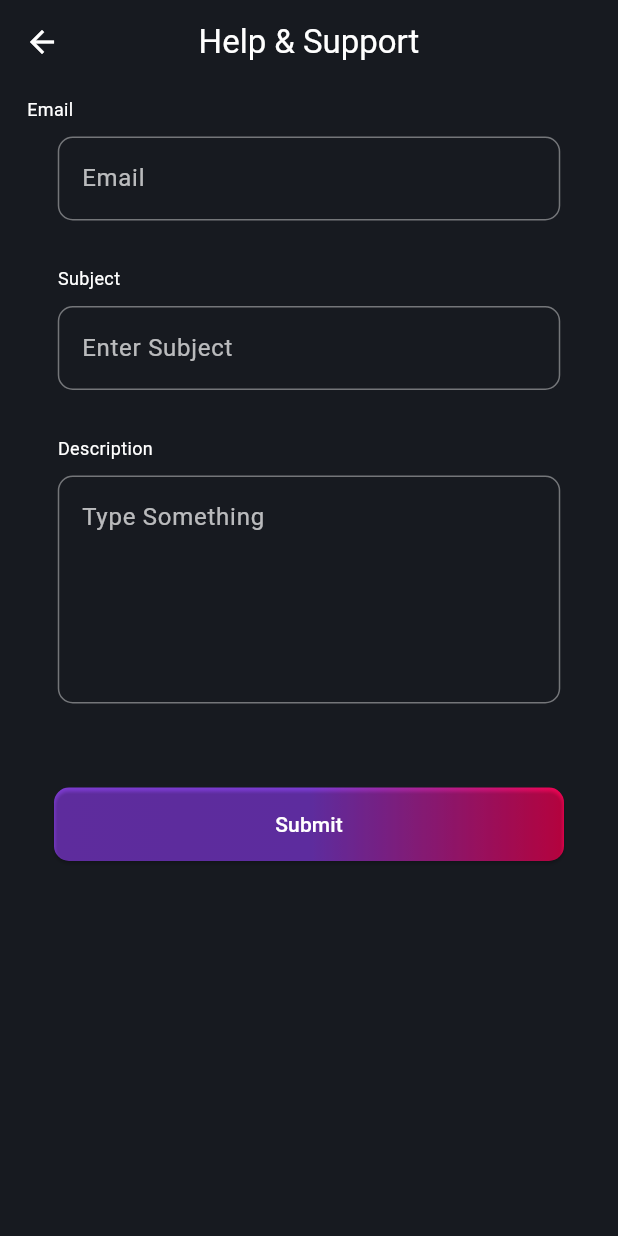
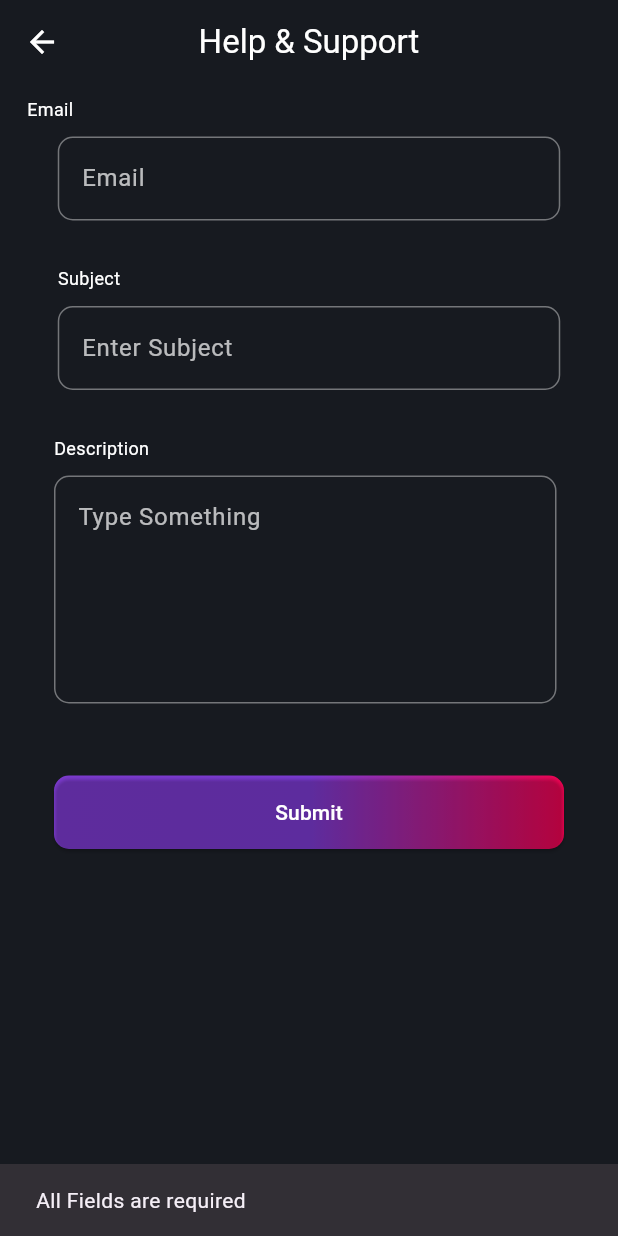
Before and after one commit to fwdAndroid/partymania_users, a Flutter app: the Help screen opened directly, after a tap on "Submit", on a phone screen of 412 x 824 dp. Run offline on Flutter 3.47's test engine with Material 2 defaults, Android fonts, the phone set to English and light mode, and no system bars; our stand-ins replace carousel_slider, cloud_firestore, country_code_picker, firebase_auth, firebase_core, flutter_rating_bar and 3 more; accounts and stored records are empty; Roboto replaces fonts that are missing (Mulish).

Commit message:
Help and Support done

```diff
--- a/lib/screens/user_profile/help.dart
+++ b/lib/screens/user_profile/help.dart
@@ -1,8 +1,11 @@
+import 'package:cloud_firestore/cloud_firestore.dart';
+import 'package:firebase_auth/firebase_auth.dart';
 import 'package:flutter/material.dart';
 import 'package:partymania_users/utils/button.dart';
 import 'package:partymania_users/utils/colors.dart';
 import 'package:partymania_users/utils/controllers.dart';
 import 'package:partymania_users/utils/textformfield.dart';
+import 'package:uuid/uuid.dart';
 
 class Help extends StatefulWidget {
   const Help({super.key});
@@ -12,6 +15,9 @@ class Help extends StatefulWidget {
 }
 
 class _HelpState extends State<Help> {
+  bool isLoading = false;
+  var uuid = Uuid().v4();
+  TextEditingController descriptionController = TextEditingController();
   @override
   Widget build(BuildContext context) {
     return Scaffold(
@@ -108,11 +114,43 @@ class _HelpState extends State<Help> {
                     hintText: "Type Something",
                     controller: dse,
                   ),
-                )
+                ),
+                isLoading
+                    ? Center(
+                        child: CircularProgressIndicator(),
+                      )
+                    : SaveButton(
+                        title: "Submit",
+                        onTap: () async {
+                          if (emailController.text.isEmpty ||
+                              subjectController.text.isEmpty ||
+                              emailController.text.isEmpty) {
+                            ScaffoldMessenger.of(context).showSnackBar(SnackBar(
+                                content: Text("All Fields are required")));
+                          } else {
+                            setState(() {
+                              isLoading = true;
+                            });
+                            await FirebaseFirestore.instance
+                                .collection("complains")
+                                .doc(uuid)
+                                .set({
+                              "uid": FirebaseAuth.instance.currentUser!.uid,
+                              "email": emailController.text,
+                              "subject": subjectController.text,
+                              "uuid": uuid,
+                              "description": descriptionController.text
+                            });
+                            setState(() {
+                              isLoading = false;
+                            });
+                            ScaffoldMessenger.of(context).showSnackBar(SnackBar(
+                                content: Text("Complain is Registered")));
+                          }
+                        })
               ],
             ),
           ),
-          SaveButton(title: "Submit", onTap: () {})
         ],
       ),
     );
```
